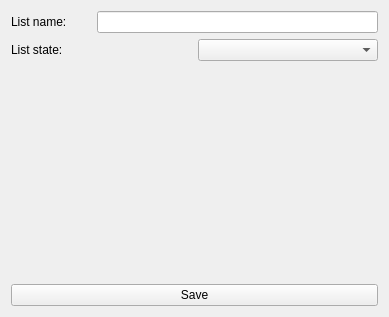
Old version of the form src/Client/View/MainPage/List/ListEditSubPage/ListEditSubPage.ui in the repository iodream/Spend-Note.
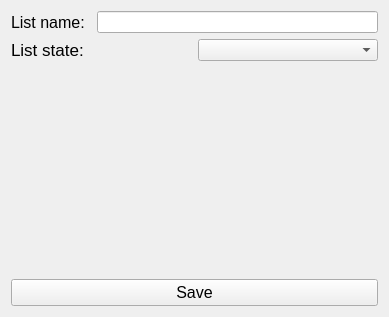
New version of the form. Icons and pictures are not drawn.

The edit to the form file:
```diff
--- a/src/Client/View/MainPage/List/ListEditSubPage/ListEditSubPage.ui
+++ b/src/Client/View/MainPage/List/ListEditSubPage/ListEditSubPage.ui
@@ -26,6 +26,11 @@
            <height>0</height>
           </size>
          </property>
+         <property name="font">
+          <font>
+           <pointsize>12</pointsize>
+          </font>
+         </property>
          <property name="text">
           <string>List name:</string>
          </property>
@@ -62,9 +67,24 @@
     <layout class="QHBoxLayout" name="horizontalLayout_3">
      <item>
       <widget class="QPushButton" name="SaveButton">
+       <property name="font">
+        <font>
+         <pointsize>12</pointsize>
+        </font>
+       </property>
        <property name="text">
         <string>Save</string>
        </property>
+       <property name="icon">
+        <iconset resource="../../../../resources.qrc">
+         <normaloff>:/Icons/Icons/check.png</normaloff>:/Icons/Icons/check.png</iconset>
+       </property>
+       <property name="iconSize">
+        <size>
+         <width>20</width>
+         <height>20</height>
+        </size>
+       </property>
       </widget>
      </item>
     </layout>
@@ -81,6 +101,11 @@
            <height>0</height>
           </size>
          </property>
+         <property name="font">
+          <font>
+           <pointsize>13</pointsize>
+          </font>
+         </property>
          <property name="layoutDirection">
           <enum>Qt::LeftToRight</enum>
          </property>
```
Left out of the diff: 4 changed lines with no effect on the pictures.
